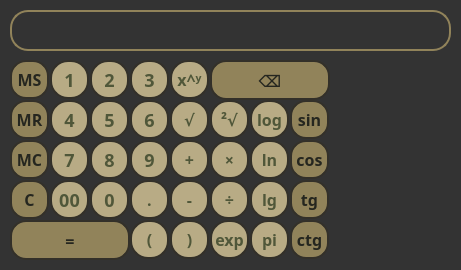
The window that mainwindow.ui (cha1n3aw/CremeCalc) describes before a commit, drawn with Qt 5.
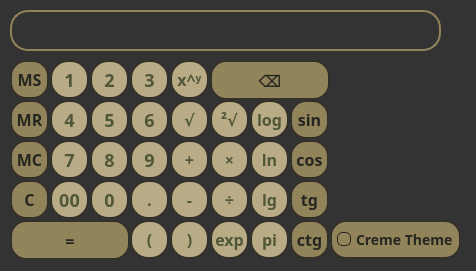
The same window after the commit.

Commit message: redesigned + added Lucid theme and made some minor backspace changes

Patch:
```diff
--- a/mainwindow.ui
+++ b/mainwindow.ui
@@ -6,8 +6,8 @@
    <rect>
     <x>0</x>
     <y>0</y>
-    <width>461</width>
-    <height>270</height>
+    <width>476</width>
+    <height>271</height>
    </rect>
   </property>
   <property name="font">
@@ -1523,7 +1523,7 @@
      <rect>
       <x>10</x>
       <y>10</y>
-      <width>441</width>
+      <width>431</width>
       <height>41</height>
      </rect>
     </property>
@@ -1753,7 +1753,7 @@
      <rect>
       <x>340</x>
       <y>70</y>
-      <width>111</width>
+      <width>101</width>
       <height>21</height>
      </rect>
     </property>
@@ -1791,7 +1791,7 @@
      <rect>
       <x>340</x>
       <y>110</y>
-      <width>111</width>
+      <width>101</width>
       <height>21</height>
      </rect>
     </property>
@@ -1829,45 +1829,7 @@
      <rect>
       <x>340</x>
       <y>150</y>
-      <width>111</width>
-      <height>21</height>
-     </rect>
-    </property>
-    <property name="font">
-     <font>
-      <family>Trebuchet MS</family>
-      <pointsize>-1</pointsize>
-      <weight>75</weight>
-      <bold>true</bold>
-      <underline>false</underline>
-      <strikeout>false</strikeout>
-     </font>
-    </property>
-    <property name="styleSheet">
-     <string notr="true">QLabel 
-{
-	background-color:transparent;
-	color:#b8ab85;
-	font-family:Trebuchet MS;
-	font-size:15px;
-	font-weight:bold;
-	text-decoration:none;
-	text-shadow:0px 1px 0px #2d2e29;
-}</string>
-    </property>
-    <property name="text">
-     <string/>
-    </property>
-    <property name="alignment">
-     <set>Qt::AlignLeading|Qt::AlignLeft|Qt::AlignVCenter</set>
-    </property>
-   </widget>
-   <widget class="QLabel" name="history_4">
-    <property name="geometry">
-     <rect>
-      <x>340</x>
-      <y>190</y>
-      <width>111</width>
+      <width>101</width>
       <height>21</height>
      </rect>
     </property>
@@ -1904,8 +1866,8 @@
     <property name="geometry">
      <rect>
       <x>340</x>
-      <y>231</y>
-      <width>111</width>
+      <y>190</y>
+      <width>101</width>
       <height>20</height>
      </rect>
     </property>
@@ -1938,6 +1900,77 @@
      <set>Qt::AlignBottom|Qt::AlignLeading|Qt::AlignLeft</set>
     </property>
    </widget>
+   <widget class="QCheckBox" name="indicator">
+    <property name="geometry">
+     <rect>
+      <x>330</x>
+      <y>220</y>
+      <width>131</width>
+      <height>39</height>
+     </rect>
+    </property>
+    <property name="font">
+     <font>
+      <family>Trebuchet MS</family>
+      <pointsize>-1</pointsize>
+      <weight>75</weight>
+      <bold>true</bold>
+     </font>
+    </property>
+    <property name="styleSheet">
+     <string notr="true">QCheckBox::indicator:checked {
+					 		  border:1px solid #25261f;
+ 							  border-radius:5px;
+                              background-color: #d7dae0;
+ }
+QCheckBox::indicator:checked:pressed {
+							  border:1px solid #25261f;
+ 							  border-radius:5px;
+                              background-color: #505739;
+ }
+QCheckBox::indicator:checked:hover {
+							  border:1px solid #25261f;
+ 							  border-radius:5px;
+                              background-color: #505739;
+ }
+QCheckBox::indicator:unchecked {
+					  		   border:1px solid #25261f;
+ 							   border-radius:5px;
+                               background-color: transparent;	
+                               color:#91835a;
+ }
+QCheckBox::indicator:unchecked:pressed {
+							  border:1px solid #25261f;
+ 							  border-radius:5px;
+                              background-color: #505739;		
+ }
+QCheckBox::indicator:unchecked:hover {
+							  border:1px solid #25261f;
+ 							  border-radius:5px;
+                              background-color: #505739;				
+ }
+QCheckBox {
+							   border-radius:16px;
+                               background-color:#91835a;
+                               spacing: 5px;
+                               color:#25261f;
+                               border:2px solid #333029;
+                               font-family:Trebuchet MS;
+                               font-size:14px;
+                               font-weight:bold;
+                               padding-left: 5px;
+                               padding-right: 5px;
+                               padding-top: 5px;
+                               padding-bottom: 5px;
+
+ }
+
+                 </string>
+    </property>
+    <property name="text">
+     <string>Creme Theme</string>
+    </property>
+   </widget>
   </widget>
  </widget>
  <layoutdefault spacing="6" margin="11"/>
```
The commit also changes 4 other files.
